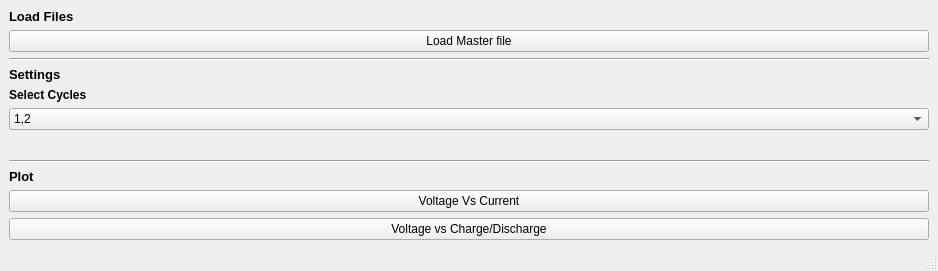
abdullahsumbal/data-analysis, file cycle-compare/view/main_view.ui: the form before one commit.
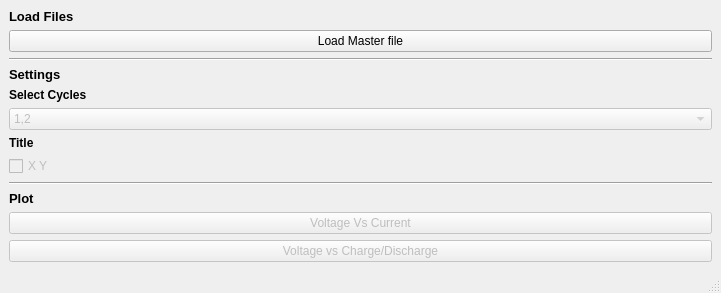
The form after the commit.

Commit message: select cycle, show and hide title

Diff of the .ui file:
```diff
--- a/cycle-compare/view/main_view.ui
+++ b/cycle-compare/view/main_view.ui
@@ -6,8 +6,8 @@
    <rect>
     <x>0</x>
     <y>0</y>
-    <width>938</width>
-    <height>271</height>
+    <width>721</width>
+    <height>275</height>
    </rect>
   </property>
   <property name="windowTitle">
@@ -54,6 +54,9 @@
       </item>
       <item row="5" column="0">
        <widget class="QComboBox" name="comboBox_cycle">
+        <property name="enabled">
+         <bool>false</bool>
+        </property>
         <item>
          <property name="text">
           <string>1,2</string>
@@ -74,6 +77,19 @@
         </property>
        </widget>
       </item>
+      <item row="8" column="0">
+       <spacer name="verticalSpacer">
+        <property name="orientation">
+         <enum>Qt::Vertical</enum>
+        </property>
+        <property name="sizeHint" stdset="0">
+         <size>
+          <width>20</width>
+          <height>40</height>
+         </size>
+        </property>
+       </spacer>
+      </item>
       <item row="2" column="0">
        <widget class="Line" name="line">
         <property name="orientation">
@@ -81,7 +97,7 @@
         </property>
        </widget>
       </item>
-      <item row="8" column="0">
+      <item row="10" column="0">
        <widget class="QLabel" name="label_4">
         <property name="font">
          <font>
@@ -95,39 +111,55 @@
         </property>
        </widget>
       </item>
-      <item row="10" column="0">
+      <item row="12" column="0">
        <widget class="QPushButton" name="pushButton_charge">
+        <property name="enabled">
+         <bool>false</bool>
+        </property>
         <property name="text">
          <string>Voltage vs Charge/Discharge</string>
         </property>
        </widget>
       </item>
-      <item row="7" column="0">
-       <widget class="Line" name="line_2">
-        <property name="orientation">
-         <enum>Qt::Horizontal</enum>
-        </property>
-       </widget>
-      </item>
       <item row="9" column="0">
+       <widget class="Line" name="line_2">
+        <property name="orientation">
+         <enum>Qt::Horizontal</enum>
+        </property>
+       </widget>
+      </item>
+      <item row="11" column="0">
        <widget class="QPushButton" name="pushButton_current">
+        <property name="enabled">
+         <bool>false</bool>
+        </property>
         <property name="text">
          <string>Voltage Vs Current</string>
         </property>
        </widget>
       </item>
+      <item row="7" column="0">
+       <widget class="QCheckBox" name="checkBox_x_y">
+        <property name="enabled">
+         <bool>false</bool>
+        </property>
+        <property name="text">
+         <string>X Y</string>
+        </property>
+       </widget>
+      </item>
       <item row="6" column="0">
-       <spacer name="verticalSpacer">
-        <property name="orientation">
-         <enum>Qt::Vertical</enum>
+       <widget class="QLabel" name="label_5">
+        <property name="font">
+         <font>
+          <weight>75</weight>
+          <bold>true</bold>
+         </font>
         </property>
-        <property name="sizeHint" stdset="0">
-         <size>
-          <width>20</width>
-          <height>40</height>
-         </size>
+        <property name="text">
+         <string>Title</string>
         </property>
-       </spacer>
+       </widget>
       </item>
      </layout>
     </item>
```
Left out of the diff: 4 changed lines with no effect on the pictures. The commit also changes 2 other files.
